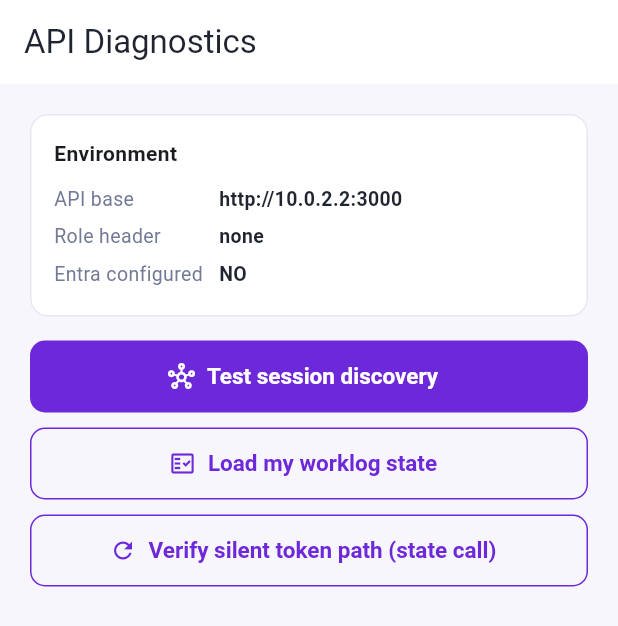
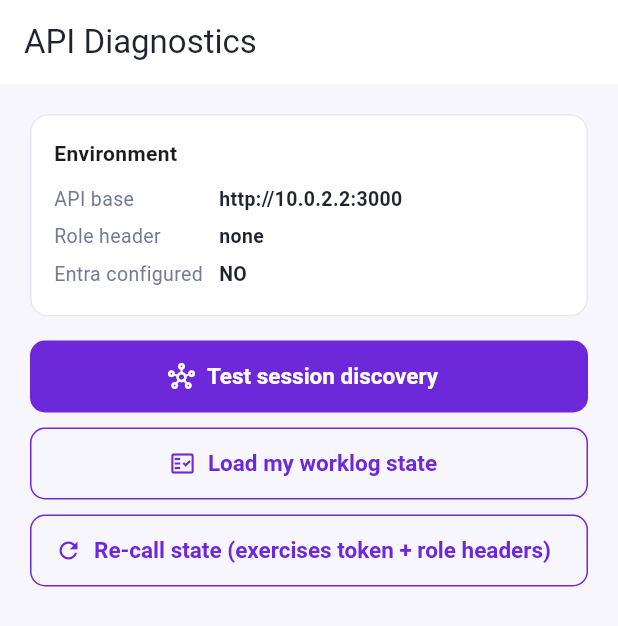
Before and after one commit to Techspecialist-Consulting-Limited/worktrack-mobile, a Flutter app: the DiagnosticsScreen screen opened by its route, on a phone screen of 412 x 824 dp. Shown: the top 626 px of the screen. Run offline on Flutter 3.47's test engine with Material 3 defaults, Android fonts, the phone set to English and light mode, and no system bars; our stand-ins replace dio, flutter_riverpod, flutter_secure_storage, go_router, material_ui; missing offline and left inert: msal_auth; accounts and stored records are empty.

Commit message:
Android build validation: manifest redirect, debug signature hash, diagnostics label

```diff
--- a/lib/features/auth/screens/diagnostics_screen.dart
+++ b/lib/features/auth/screens/diagnostics_screen.dart
@@ -100,7 +100,7 @@ class _DiagnosticsScreenState extends ConsumerState<DiagnosticsScreen> {
                       return 'state keys: ${ok.keys.length}';
                     }),
             icon: const Icon(Icons.refresh_outlined),
-            label: const Text('Verify silent token path (state call)'),
+            label: const Text('Re-call state (exercises token + role headers)'),
           ),
           if (_running)
             const Padding(
```
Also changed, not shown: 1 other file.
